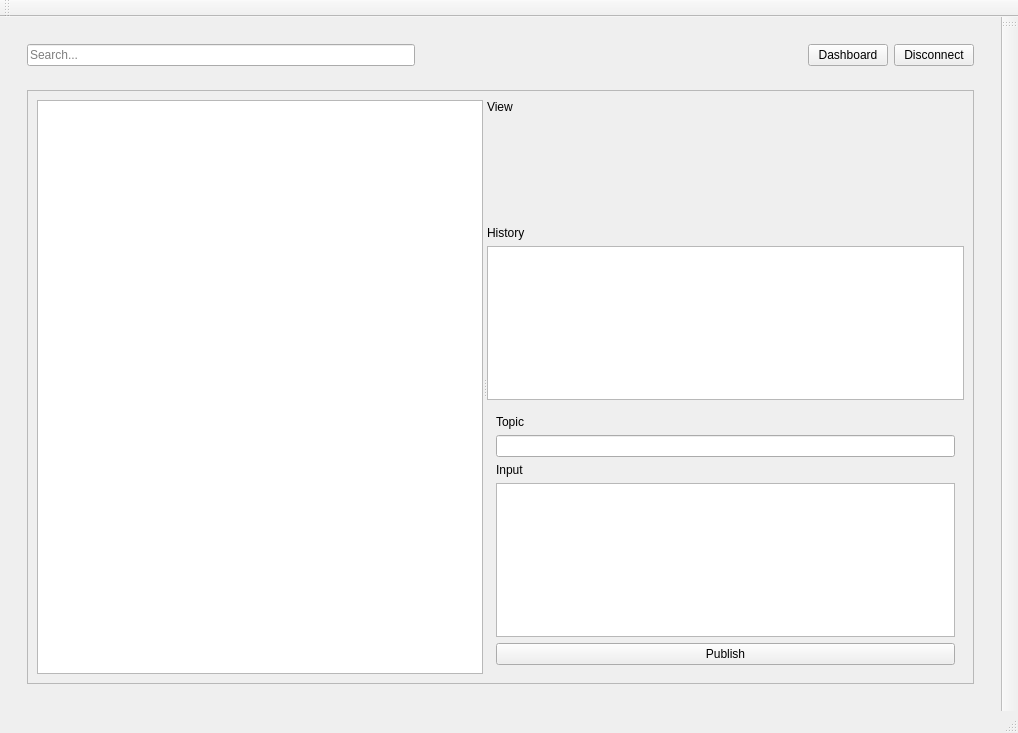
Above: src/src/qt/mainwindow.ui from RadekManak/icp-proj before the change. Below: the same form after it.
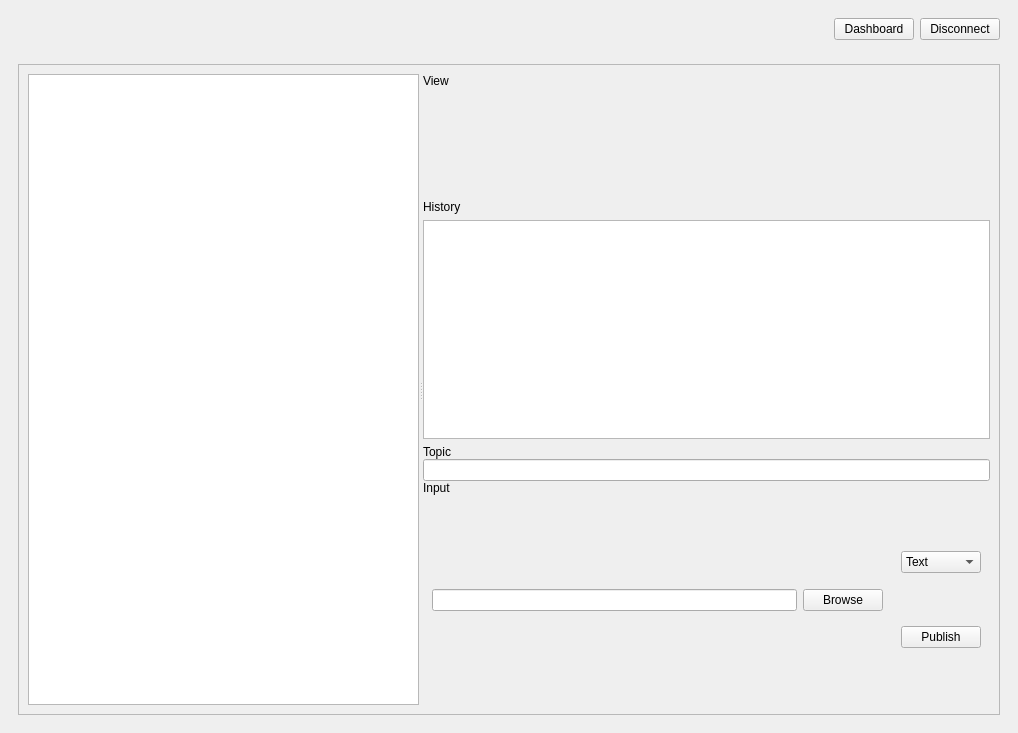
That is the form after the change. The open tabs and pages were chosen to show the change. Custom widgets are drawn as their Qt base class.

Commit message: Implement sending files

```diff
--- a/src/src/qt/mainwindow.ui
+++ b/src/src/qt/mainwindow.ui
@@ -21,6 +21,21 @@
     <bool>true</bool>
    </property>
    <layout class="QVBoxLayout" name="verticalLayout">
+    <property name="spacing">
+     <number>0</number>
+    </property>
+    <property name="leftMargin">
+     <number>0</number>
+    </property>
+    <property name="topMargin">
+     <number>0</number>
+    </property>
+    <property name="rightMargin">
+     <number>0</number>
+    </property>
+    <property name="bottomMargin">
+     <number>0</number>
+    </property>
     <item>
      <widget class="QStackedWidget" name="stackedWidget">
       <property name="sizePolicy">
@@ -314,13 +329,6 @@
         <item>
          <widget class="QWidget" name="widget" native="true">
           <layout class="QHBoxLayout" name="horizontalLayout_3">
-           <item>
-            <widget class="QLineEdit" name="searchLineEdit">
-             <property name="placeholderText">
-              <string>Search...</string>
-             </property>
-            </widget>
-           </item>
            <item>
             <spacer name="horizontalSpacer_4">
              <property name="orientation">
@@ -364,8 +372,8 @@
                <rect>
                 <x>0</x>
                 <y>0</y>
-                <width>964</width>
-                <height>576</height>
+                <width>990</width>
+                <height>651</height>
                </rect>
               </property>
               <layout class="QHBoxLayout" name="horizontalLayout_4">
@@ -413,6 +421,21 @@
                    <item>
                     <widget class="QWidget" name="widget_3" native="true">
                      <layout class="QVBoxLayout" name="verticalLayout_5">
+                      <property name="spacing">
+                       <number>0</number>
+                      </property>
+                      <property name="leftMargin">
+                       <number>0</number>
+                      </property>
+                      <property name="topMargin">
+                       <number>0</number>
+                      </property>
+                      <property name="rightMargin">
+                       <number>0</number>
+                      </property>
+                      <property name="bottomMargin">
+                       <number>0</number>
+                      </property>
                       <item>
                        <widget class="QLabel" name="label_6">
                         <property name="text">
@@ -435,14 +458,63 @@
                        </widget>
                       </item>
                       <item>
-                       <widget class="QPlainTextEdit" name="sendTextEdit"/>
-                      </item>
-                      <item>
-                       <widget class="QPushButton" name="pushButton_publish">
-                        <property name="text">
-                         <string>Publish</string>
-                        </property>
-                       </widget>
+                       <layout class="QHBoxLayout" name="horizontalLayout_6">
+                        <item>
+                         <widget class="QStackedWidget" name="stackedWidget_input">
+                          <property name="currentIndex">
+                           <number>1</number>
+                          </property>
+                          <widget class="QWidget" name="fileInputPage">
+                           <layout class="QHBoxLayout" name="horizontalLayout_7">
+                            <item>
+                             <widget class="QLineEdit" name="inputFilenameLineEdit"/>
+                            </item>
+                            <item>
+                             <widget class="QPushButton" name="inputFileBrowseButton">
+                              <property name="text">
+                               <string>Browse</string>
+                              </property>
+                             </widget>
+                            </item>
+                           </layout>
+                          </widget>
+                          <widget class="QWidget" name="textInputPage">
+                           <layout class="QGridLayout" name="gridLayout">
+                            <item row="0" column="0">
+                             <widget class="QTextEdit" name="inputTextEdit"/>
+                            </item>
+                           </layout>
+                          </widget>
+                         </widget>
+                        </item>
+                        <item>
+                         <widget class="QWidget" name="widget_4" native="true">
+                          <layout class="QVBoxLayout" name="verticalLayout_6">
+                           <item>
+                            <widget class="QComboBox" name="combobox_inputType">
+                             <item>
+                              <property name="text">
+                               <string>Text</string>
+                              </property>
+                             </item>
+                             <item>
+                              <property name="text">
+                               <string>File</string>
+                              </property>
+                             </item>
+                            </widget>
+                           </item>
+                           <item>
+                            <widget class="QPushButton" name="pushButton_publish">
+                             <property name="text">
+                              <string>Publish</string>
+                             </property>
+                            </widget>
+                           </item>
+                          </layout>
+                         </widget>
+                        </item>
+                       </layout>
                       </item>
                      </layout>
                     </widget>
@@ -492,39 +564,6 @@
     </item>
    </layout>
   </widget>
-  <widget class="QMenuBar" name="menubar">
-   <property name="geometry">
-    <rect>
-     <x>0</x>
-     <y>0</y>
-     <width>1018</width>
-     <height>27</height>
-    </rect>
-   </property>
-  </widget>
-  <widget class="QStatusBar" name="statusbar"/>
-  <widget class="QToolBar" name="toolBar">
-   <property name="windowTitle">
-    <string>toolBar</string>
-   </property>
-   <attribute name="toolBarArea">
-    <enum>RightToolBarArea</enum>
-   </attribute>
-   <attribute name="toolBarBreak">
-    <bool>false</bool>
-   </attribute>
-  </widget>
-  <widget class="QToolBar" name="toolBar_2">
-   <property name="windowTitle">
-    <string>toolBar_2</string>
-   </property>
-   <attribute name="toolBarArea">
-    <enum>TopToolBarArea</enum>
-   </attribute>
-   <attribute name="toolBarBreak">
-    <bool>false</bool>
-   </attribute>
-  </widget>
  </widget>
  <customwidgets>
   <customwidget>
```
The commit also changes 2 other files.
